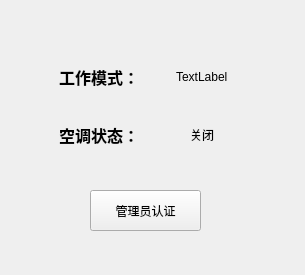
First picture: the form in Master/standbywidget.ui, repository L-Jay1999/DistributedTemperatureControlSystem, before the edit.
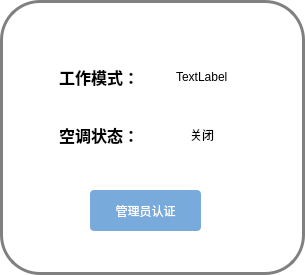
Second picture: the form after the edit.

The edit to the form file:
```diff
--- a/Master/standbywidget.ui
+++ b/Master/standbywidget.ui
@@ -13,6 +13,29 @@
   <property name="windowTitle">
    <string>Form</string>
   </property>
+  <property name="styleSheet">
+   <string notr="true">#StandbyWidget
+{
+
+border: 3px solid gray;
+border-radius: 40px;
+background: white;
+}
+QPushButton{
+        border-radius: 4px;
+        border: none;
+        width: 75px;
+        height: 25px;
+}
+QPushButton:enabled {
+        background: rgb(120, 170, 220);
+        color: white;
+}
+QPushButton:hover {
+	background: rgb(0, 78, 161);
+}
+</string>
+  </property>
   <widget class="QPushButton" name="btn_login">
    <property name="geometry">
     <rect>
```
